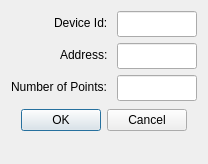
The window that src/dialogs/dialogsetuppresetdata.ui (sanny32/OpenModScan) describes before a commit, drawn with Qt 5.
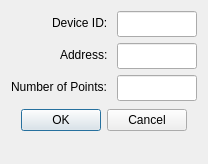
The same window after the commit. Custom widgets are drawn as their Qt base class.

Commit message:
fix: standardize "Device Id" to "Device ID" across UI and code files
- Updated all instances of "Device Id" to "Device ID" in dialog UI files for consistency.
- Modified related strings in translation files for Russian, Chinese (Simplified and Traditional) to reflect the change.
- Adjusted code in C++ files to ensure uniformity in the representation of device identifiers.

```diff
--- a/src/dialogs/dialogsetuppresetdata.ui
+++ b/src/dialogs/dialogsetuppresetdata.ui
@@ -20,7 +20,7 @@
    <item row="0" column="0">
     <widget class="QLabel" name="labelSlaveDevice">
      <property name="text">
-      <string>Device Id: </string>
+      <string>Device ID: </string>
      </property>
     </widget>
    </item>
```
The commit also changes 16 other files.
